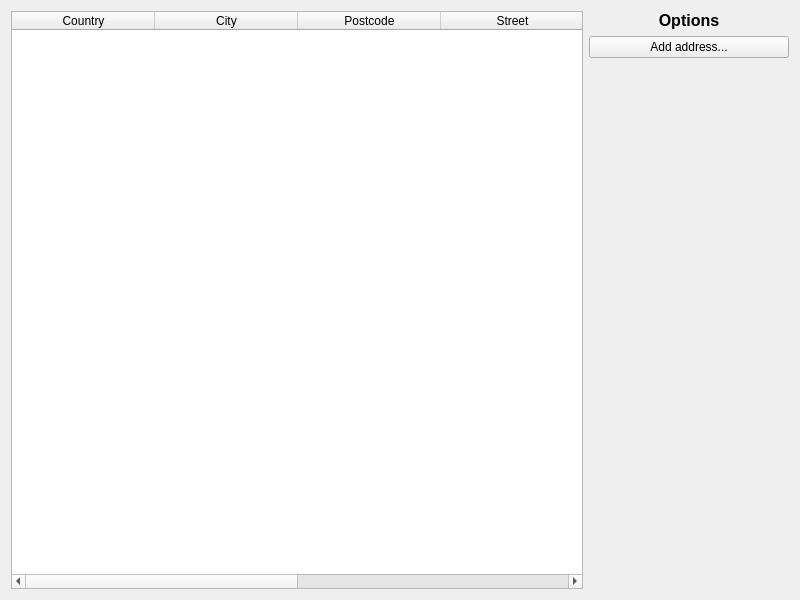
First picture: the form in ui/addresses_widget.ui, repository JakPro15/23L-BD2-bank-management, before the edit.
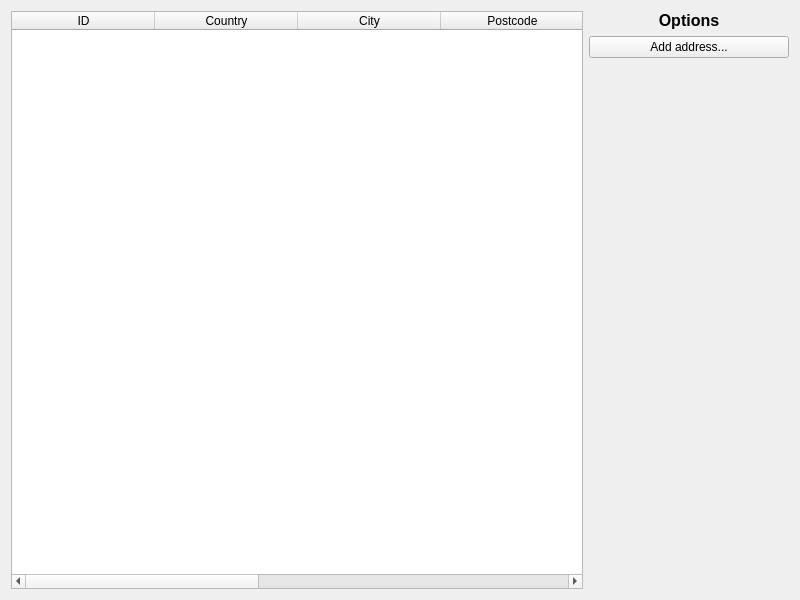
Second picture: the form after the edit.

```diff
--- a/ui/addresses_widget.ui
+++ b/ui/addresses_widget.ui
@@ -41,7 +41,7 @@
       <bool>true</bool>
      </property>
      <property name="columnCount">
-      <number>6</number>
+      <number>7</number>
      </property>
      <attribute name="horizontalHeaderVisible">
       <bool>true</bool>
@@ -61,6 +61,14 @@
      <attribute name="horizontalHeaderStretchLastSection">
       <bool>true</bool>
      </attribute>
+     <attribute name="verticalHeaderVisible">
+      <bool>false</bool>
+     </attribute>
+     <column>
+      <property name="text">
+       <string>ID</string>
+      </property>
+     </column>
      <column>
       <property name="text">
        <string>Country</string>
```
